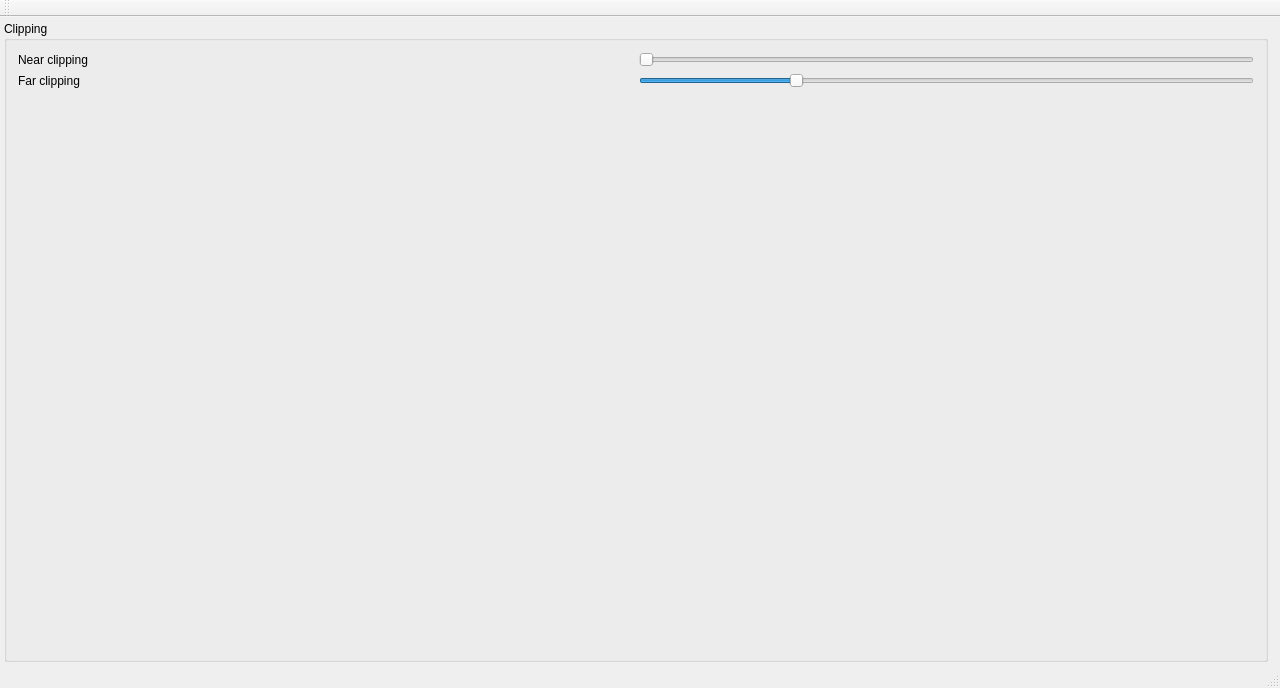
Before: the Qt Designer form mainwindow.ui in 607011/w-1, drawn with Qt 5.
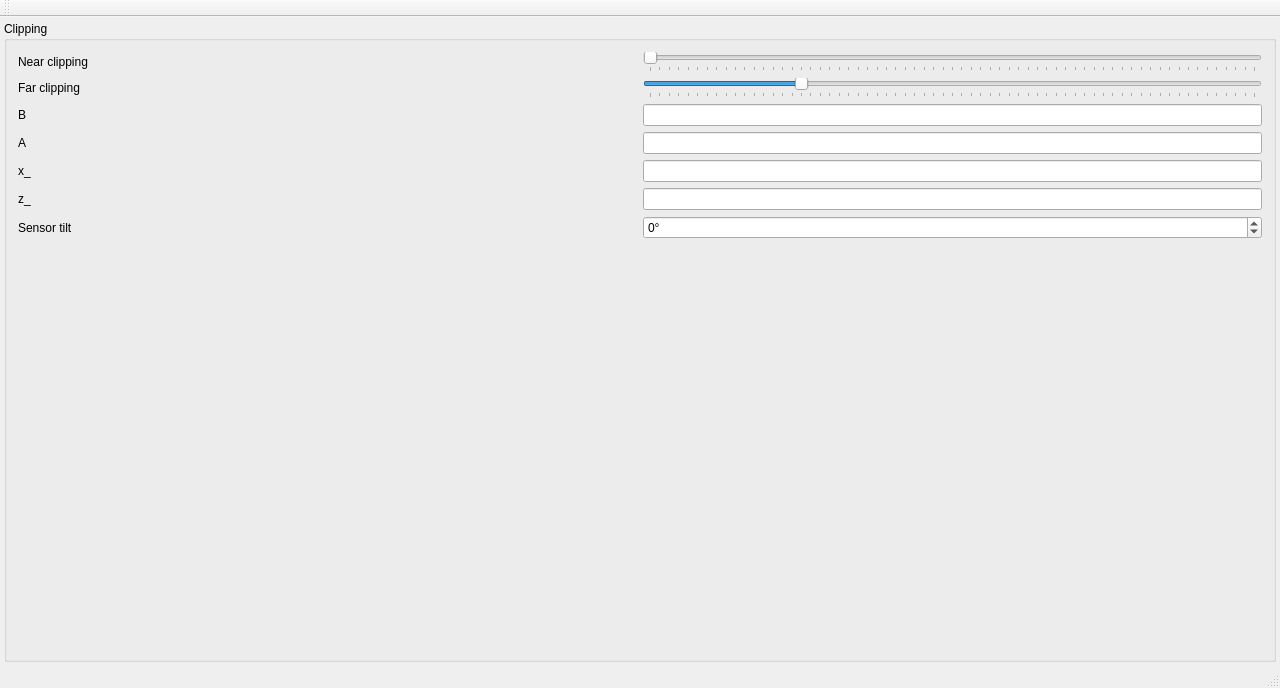
After: the same form once the commit is applied.

Commit message: z-Rotation nun möglich. SensorMotor neu. Erster Versuch der Implementierung einer Regression der Wandebene.

```diff
--- a/mainwindow.ui
+++ b/mainwindow.ui
@@ -21,7 +21,7 @@
     <item row="0" column="1">
      <layout class="QGridLayout" name="gridLayout">
       <property name="margin">
-       <number>4</number>
+       <number>0</number>
       </property>
      </layout>
     </item>
@@ -33,10 +33,10 @@
          <string>Clipping</string>
         </property>
         <layout class="QGridLayout" name="gridLayout_3">
-         <item row="2" column="0">
-          <widget class="QLabel" name="label_2">
+         <item row="6" column="0">
+          <widget class="QLabel" name="label_6">
            <property name="text">
-            <string>Far clipping</string>
+            <string>z_</string>
            </property>
           </widget>
          </item>
@@ -51,21 +51,37 @@
            <property name="maximum">
             <number>65535</number>
            </property>
-           <property name="pageStep">
+           <property name="singleStep">
             <number>16</number>
            </property>
+           <property name="pageStep">
+            <number>1024</number>
+           </property>
            <property name="value">
             <number>16384</number>
            </property>
            <property name="orientation">
             <enum>Qt::Horizontal</enum>
            </property>
+           <property name="tickPosition">
+            <enum>QSlider::TicksBelow</enum>
+           </property>
           </widget>
          </item>
-         <item row="0" column="0">
-          <widget class="QLabel" name="label">
+         <item row="5" column="1">
+          <widget class="QLineEdit" name="x_LineEdit">
+           <property name="sizePolicy">
+            <sizepolicy hsizetype="Preferred" vsizetype="Fixed">
+             <horstretch>0</horstretch>
+             <verstretch>0</verstretch>
+            </sizepolicy>
+           </property>
+          </widget>
+         </item>
+         <item row="2" column="0">
+          <widget class="QLabel" name="label_2">
            <property name="text">
-            <string>Near clipping</string>
+            <string>Far clipping</string>
            </property>
           </widget>
          </item>
@@ -80,15 +96,31 @@
            <property name="maximum">
             <number>65535</number>
            </property>
-           <property name="pageStep">
+           <property name="singleStep">
             <number>16</number>
            </property>
+           <property name="pageStep">
+            <number>1024</number>
+           </property>
            <property name="orientation">
             <enum>Qt::Horizontal</enum>
            </property>
+           <property name="tickPosition">
+            <enum>QSlider::TicksBelow</enum>
+           </property>
           </widget>
          </item>
          <item row="3" column="1">
+          <widget class="QLineEdit" name="bLineEdit">
+           <property name="sizePolicy">
+            <sizepolicy hsizetype="Preferred" vsizetype="Fixed">
+             <horstretch>0</horstretch>
+             <verstretch>0</verstretch>
+            </sizepolicy>
+           </property>
+          </widget>
+         </item>
+         <item row="8" column="1">
           <spacer name="verticalSpacer">
            <property name="orientation">
             <enum>Qt::Vertical</enum>
@@ -101,6 +133,80 @@
            </property>
           </spacer>
          </item>
+         <item row="6" column="1">
+          <widget class="QLineEdit" name="z_LineEdit">
+           <property name="sizePolicy">
+            <sizepolicy hsizetype="Preferred" vsizetype="Fixed">
+             <horstretch>0</horstretch>
+             <verstretch>0</verstretch>
+            </sizepolicy>
+           </property>
+          </widget>
+         </item>
+         <item row="0" column="0">
+          <widget class="QLabel" name="label">
+           <property name="text">
+            <string>Near clipping</string>
+           </property>
+          </widget>
+         </item>
+         <item row="4" column="1">
+          <widget class="QLineEdit" name="aLineEdit">
+           <property name="sizePolicy">
+            <sizepolicy hsizetype="Preferred" vsizetype="Fixed">
+             <horstretch>0</horstretch>
+             <verstretch>0</verstretch>
+            </sizepolicy>
+           </property>
+          </widget>
+         </item>
+         <item row="5" column="0">
+          <widget class="QLabel" name="label_5">
+           <property name="text">
+            <string>x_</string>
+           </property>
+          </widget>
+         </item>
+         <item row="4" column="0">
+          <widget class="QLabel" name="label_4">
+           <property name="text">
+            <string>A</string>
+           </property>
+          </widget>
+         </item>
+         <item row="3" column="0">
+          <widget class="QLabel" name="label_3">
+           <property name="text">
+            <string>B</string>
+           </property>
+          </widget>
+         </item>
+         <item row="7" column="0">
+          <widget class="QLabel" name="label_7">
+           <property name="text">
+            <string>Sensor tilt</string>
+           </property>
+          </widget>
+         </item>
+         <item row="7" column="1">
+          <widget class="QSpinBox" name="tiltSpinBox">
+           <property name="suffix">
+            <string>°</string>
+           </property>
+           <property name="minimum">
+            <number>-30</number>
+           </property>
+           <property name="maximum">
+            <number>30</number>
+           </property>
+           <property name="singleStep">
+            <number>1</number>
+           </property>
+           <property name="value">
+            <number>0</number>
+           </property>
+          </widget>
+         </item>
         </layout>
        </widget>
       </item>
```
The commit also changes 9 other files.
